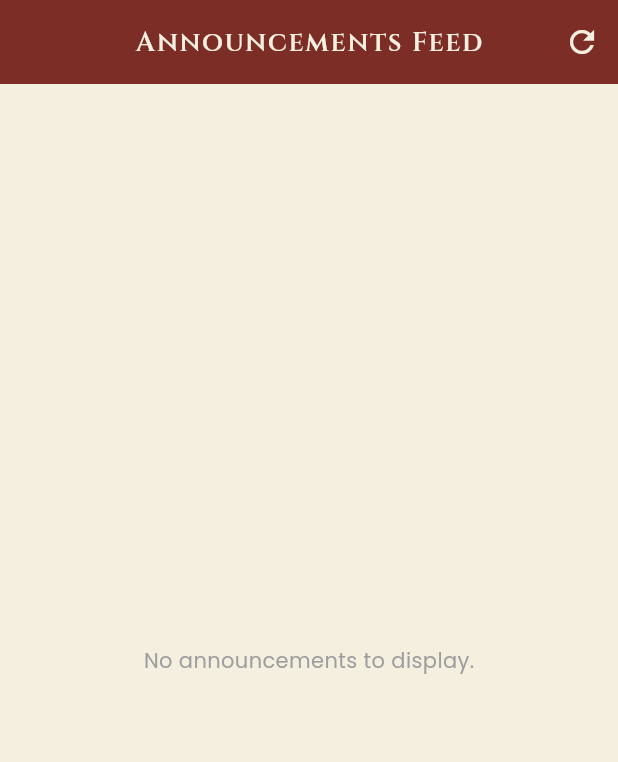
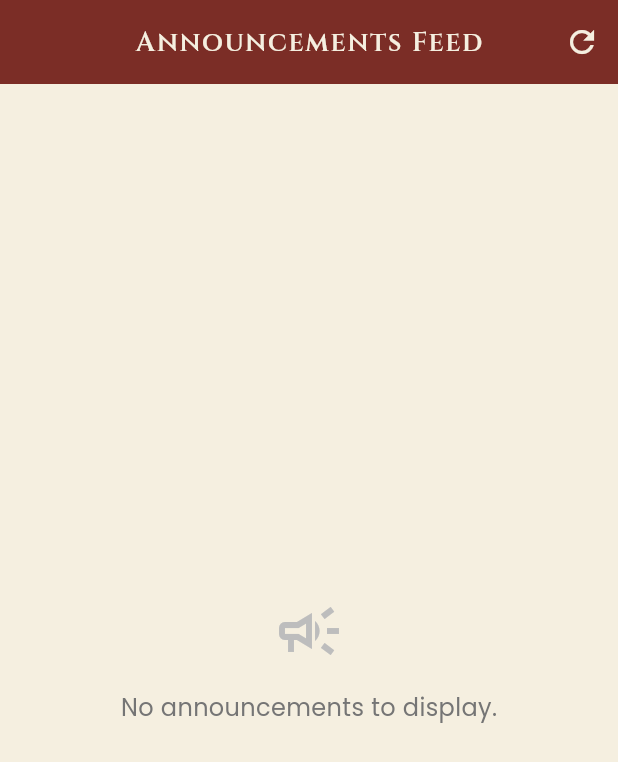
Before and after one commit to Mrudula211/vidyavardhini-classes_app, a Flutter app: the AnnouncementListScreen screen opened by its route, on a phone screen of 412 x 824 dp. Shown: the top 762 px of the screen. Run offline on Flutter 3.47's test engine with Material 3 defaults, Android fonts, the phone set to English and light mode, and no system bars; our stand-ins replace firebase_core, flutter_riverpod, geolocator, go_router, google_fonts, hive_flutter and 3 more; accounts and stored records are empty; generated files the repository leaves out were written again.

Commit message:
🎨 Palette: Improve empty state UX in AnnouncementListScreen
- Replaced the plain grey text empty state with a visually appealing centered column containing a large subdued icon (`Icons.campaign_outlined`) and styled descriptive text.
- Updated deprecated `withOpacity` method to `withValues`.
- Added learning to Palette journal regarding visual empty states for lists.

```diff
--- a/lib/features/announcements/screens/announcement_list_screen.dart
+++ b/lib/features/announcements/screens/announcement_list_screen.dart
@@ -29,10 +29,18 @@ class AnnouncementListScreen extends ConsumerWidget {
       body: announcementsAsync.when(
         data: (announcements) {
           if (announcements.isEmpty) {
-            return const Center(
-              child: Text(
-                'No announcements to display.',
-                style: TextStyle(color: Colors.grey),
+            return Center(
+              child: Column(
+                mainAxisAlignment: MainAxisAlignment.center,
+                children: [
+                  Icon(Icons.campaign_outlined,
+                      size: 48, color: Colors.grey.shade400),
+                  const SizedBox(height: 16),
+                  Text(
+                    'No announcements to display.',
+                    style: TextStyle(color: Colors.grey.shade600, fontSize: 16),
+                  ),
+                ],
               ),
             );
           }
@@ -66,7 +74,8 @@ class AnnouncementListScreen extends ConsumerWidget {
               return Card(
                 margin: const EdgeInsets.only(bottom: 12),
                 elevation: 2,
-                shape: RoundedRectangleBorder(borderRadius: BorderRadius.circular(12)),
+                shape: RoundedRectangleBorder(
+                    borderRadius: BorderRadius.circular(12)),
                 child: Padding(
                   padding: const EdgeInsets.all(16.0),
                   child: Column(
@@ -77,12 +86,14 @@ class AnnouncementListScreen extends ConsumerWidget {
                         children: [
                           Row(
                             children: [
-                              Icon(priorityIcon, color: priorityColor, size: 20),
+                              Icon(priorityIcon,
+                                  color: priorityColor, size: 20),
                               const SizedBox(width: 6),
                               Container(
-                                padding: const EdgeInsets.symmetric(horizontal: 8, vertical: 4),
+                                padding: const EdgeInsets.symmetric(
+                                    horizontal: 8, vertical: 4),
                                 decoration: BoxDecoration(
-                                  color: priorityColor.withOpacity(0.1),
+                                  color: priorityColor.withValues(alpha: 0.1),
                                   borderRadius: BorderRadius.circular(8),
                                   border: Border.all(color: priorityColor),
                                 ),
@@ -99,35 +110,36 @@ class AnnouncementListScreen extends ConsumerWidget {
                           ),
                           Text(
                             dateStr,
-                            style: TextStyle(fontSize: 11, color: Colors.grey.shade600),
+                            style: TextStyle(
+                                fontSize: 11, color: Colors.grey.shade600),
                           ),
                         ],
                       ),
                       const SizedBox(height: 10),
-
                       Text(
                         item.title,
-                        style: const TextStyle(fontSize: 16, fontWeight: FontWeight.bold),
+                        style: const TextStyle(
+                            fontSize: 16, fontWeight: FontWeight.bold),
                       ),
                       const SizedBox(height: 6),
-
                       Text(
                         item.content,
                         style: const TextStyle(fontSize: 14, height: 1.4),
                       ),
                       const SizedBox(height: 8),
-
                       Align(
                         alignment: Alignment.centerRight,
                         child: Container(
-                          padding: const EdgeInsets.symmetric(horizontal: 8, vertical: 2),
+                          padding: const EdgeInsets.symmetric(
+                              horizontal: 8, vertical: 2),
                           decoration: BoxDecoration(
                             color: Colors.grey.shade200,
                             borderRadius: BorderRadius.circular(6),
                           ),
                           child: Text(
                             'Target: ${item.targetType.replaceAll('_', ' ').toUpperCase()}',
-                            style: const TextStyle(fontSize: 10, color: Colors.grey),
+                            style: const TextStyle(
+                                fontSize: 10, color: Colors.grey),
                           ),
                         ),
                       ),
@@ -139,7 +151,8 @@ class AnnouncementListScreen extends ConsumerWidget {
           );
         },
         loading: () => const Center(child: CircularProgressIndicator()),
-        error: (err, stack) => Center(child: Text('Error loading announcements: $err')),
+        error: (err, stack) =>
+            Center(child: Text('Error loading announcements: $err')),
       ),
       floatingActionButton: role == 'admin'
           ? FloatingActionButton.extended(
```
Also changed, not shown: 1 other file.
